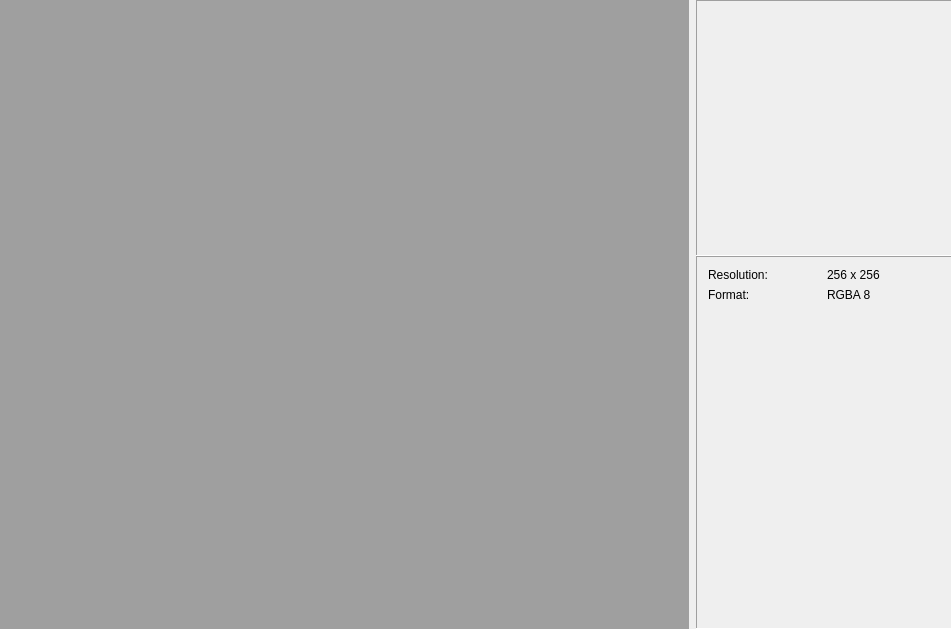
Old version of the form Source/Editor/Texture/TextureEditorDockWidget.ui in the repository PegasusEngine/Pegasus.
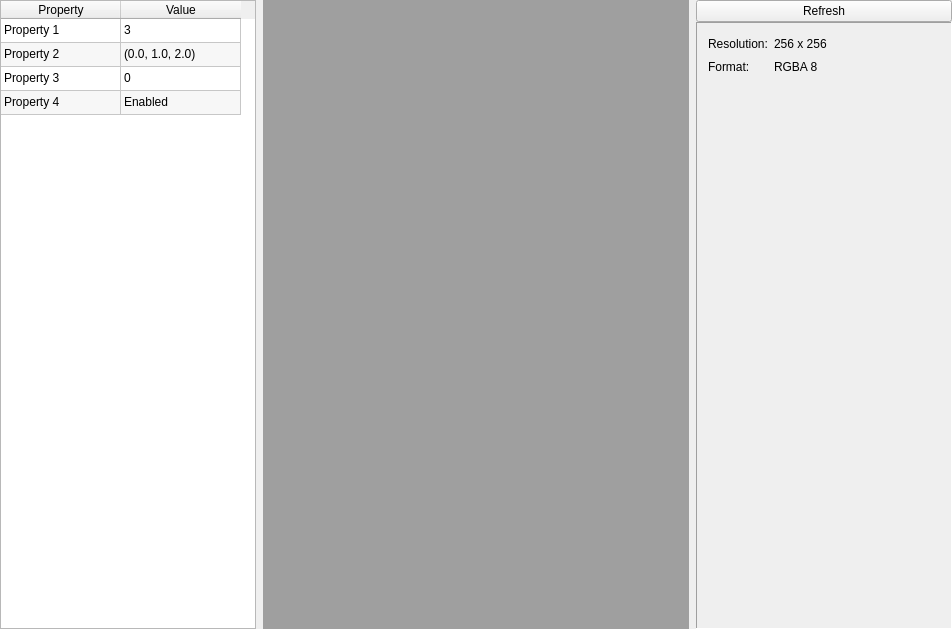
New version of the form. Icons and pictures are not drawn.

Commit message: [TEXTURE EDITOR] Added the preview viewport widget. Registered the window properly in the window manager, so the editor can use it as a widget. Added the interface to refresh the texture editor preview window. Added a Refresh button to trigger it temporarily. Added a placeholder graph and property grid. Created TextureProxy for the textures, to provide a way to get the name of a editor for the editor. Added temporary functions to channel the list of textures to the editor. Temporarily adding a tab per texture in the MDI area of the texture editor. Setting the tab names to the texture names.

The edit to the form file:
```diff
--- a/Source/Editor/Texture/TextureEditorDockWidget.ui
+++ b/Source/Editor/Texture/TextureEditorDockWidget.ui
@@ -32,6 +32,116 @@
       <property name="spacing">
        <number>7</number>
       </property>
+      <item>
+       <widget class="QTableWidget" name="propertyGridTableWidget">
+        <property name="minimumSize">
+         <size>
+          <width>256</width>
+          <height>0</height>
+         </size>
+        </property>
+        <property name="alternatingRowColors">
+         <bool>true</bool>
+        </property>
+        <property name="selectionMode">
+         <enum>QAbstractItemView::SingleSelection</enum>
+        </property>
+        <property name="gridStyle">
+         <enum>Qt::SolidLine</enum>
+        </property>
+        <property name="cornerButtonEnabled">
+         <bool>false</bool>
+        </property>
+        <property name="columnCount">
+         <number>2</number>
+        </property>
+        <attribute name="horizontalHeaderDefaultSectionSize">
+         <number>120</number>
+        </attribute>
+        <attribute name="horizontalHeaderMinimumSectionSize">
+         <number>64</number>
+        </attribute>
+        <attribute name="verticalHeaderVisible">
+         <bool>false</bool>
+        </attribute>
+        <attribute name="verticalHeaderDefaultSectionSize">
+         <number>24</number>
+        </attribute>
+        <attribute name="verticalHeaderMinimumSectionSize">
+         <number>24</number>
+        </attribute>
+        <row>
+         <property name="text">
+          <string>Property 1</string>
+         </property>
+        </row>
+        <row>
+         <property name="text">
+          <string>Property 2</string>
+         </property>
+        </row>
+        <row>
+         <property name="text">
+          <string>Property 3</string>
+         </property>
+        </row>
+        <row>
+         <property name="text">
+          <string>Property 4</string>
+         </property>
+        </row>
+        <column>
+         <property name="text">
+          <string>Property</string>
+         </property>
+        </column>
+        <column>
+         <property name="text">
+          <string>Value</string>
+         </property>
+        </column>
+        <item row="0" column="0">
+         <property name="text">
+          <string>Property 1</string>
+         </property>
+        </item>
+        <item row="0" column="1">
+         <property name="text">
+          <string>3</string>
+         </property>
+        </item>
+        <item row="1" column="0">
+         <property name="text">
+          <string>Property 2</string>
+         </property>
+        </item>
+        <item row="1" column="1">
+         <property name="text">
+          <string>(0.0, 1.0, 2.0)</string>
+         </property>
+        </item>
+        <item row="2" column="0">
+         <property name="text">
+          <string>Property 3</string>
+         </property>
+        </item>
+        <item row="2" column="1">
+         <property name="text">
+          <string>0</string>
+         </property>
+        </item>
+        <item row="3" column="0">
+         <property name="text">
+          <string>Property 4</string>
+         </property>
+        </item>
+        <item row="3" column="1">
+         <property name="text">
+          <string>Enabled</string>
+         </property>
+        </item>
+       </widget>
+      </item>
       <item>
        <widget class="QMdiArea" name="mdiArea">
         <property name="viewMode">
@@ -54,21 +164,9 @@
          <number>0</number>
         </property>
         <item>
-         <widget class="QFrame" name="texturePreviewFrame">
-          <property name="minimumSize">
-           <size>
-            <width>256</width>
-            <height>256</height>
-           </size>
-          </property>
-          <property name="autoFillBackground">
-           <bool>true</bool>
-          </property>
-          <property name="frameShape">
-           <enum>QFrame::Panel</enum>
-          </property>
-          <property name="frameShadow">
-           <enum>QFrame::Sunken</enum>
+         <widget class="QPushButton" name="refreshButton">
+          <property name="text">
+           <string>Refresh</string>
           </property>
          </widget>
         </item>
@@ -76,10 +174,16 @@
          <widget class="QFrame" name="propertiesFrame">
           <property name="minimumSize">
            <size>
-            <width>192</width>
+            <width>256</width>
             <height>0</height>
            </size>
           </property>
+          <property name="maximumSize">
+           <size>
+            <width>256</width>
+            <height>16777215</height>
+           </size>
+          </property>
           <property name="frameShape">
            <enum>QFrame::Panel</enum>
           </property>
@@ -90,35 +194,28 @@
            <number>1</number>
           </property>
           <layout class="QGridLayout" name="gridLayout">
-           <item row="1" column="1">
+           <item row="2" column="1">
             <widget class="QLabel" name="formatValueLabel">
              <property name="text">
               <string>RGBA 8</string>
              </property>
             </widget>
            </item>
-           <item row="1" column="0">
+           <item row="2" column="0">
             <widget class="QLabel" name="formatLabel">
              <property name="text">
               <string>Format:</string>
              </property>
             </widget>
            </item>
-           <item row="0" column="0">
-            <widget class="QLabel" name="resolutionLabel">
-             <property name="text">
-              <string>Resolution:</string>
-             </property>
-            </widget>
-           </item>
-           <item row="0" column="1">
+           <item row="1" column="1">
             <widget class="QLabel" name="resolutionValueLabel">
              <property name="text">
               <string>256 x 256</string>
              </property>
             </widget>
            </item>
-           <item row="2" column="0">
+           <item row="3" column="0">
             <spacer name="propertiesVerticalSpacer">
              <property name="orientation">
               <enum>Qt::Vertical</enum>
@@ -131,6 +228,26 @@
              </property>
             </spacer>
            </item>
+           <item row="1" column="0">
+            <widget class="QLabel" name="resolutionLabel">
+             <property name="text">
+              <string>Resolution:</string>
+             </property>
+            </widget>
+           </item>
+           <item row="1" column="2">
+            <spacer name="horizontalSpacer">
+             <property name="orientation">
+              <enum>Qt::Horizontal</enum>
+             </property>
+             <property name="sizeHint" stdset="0">
+              <size>
+               <width>40</width>
+               <height>20</height>
+              </size>
+             </property>
+            </spacer>
+           </item>
           </layout>
          </widget>
         </item>
```
The commit also changes 37 other files.
